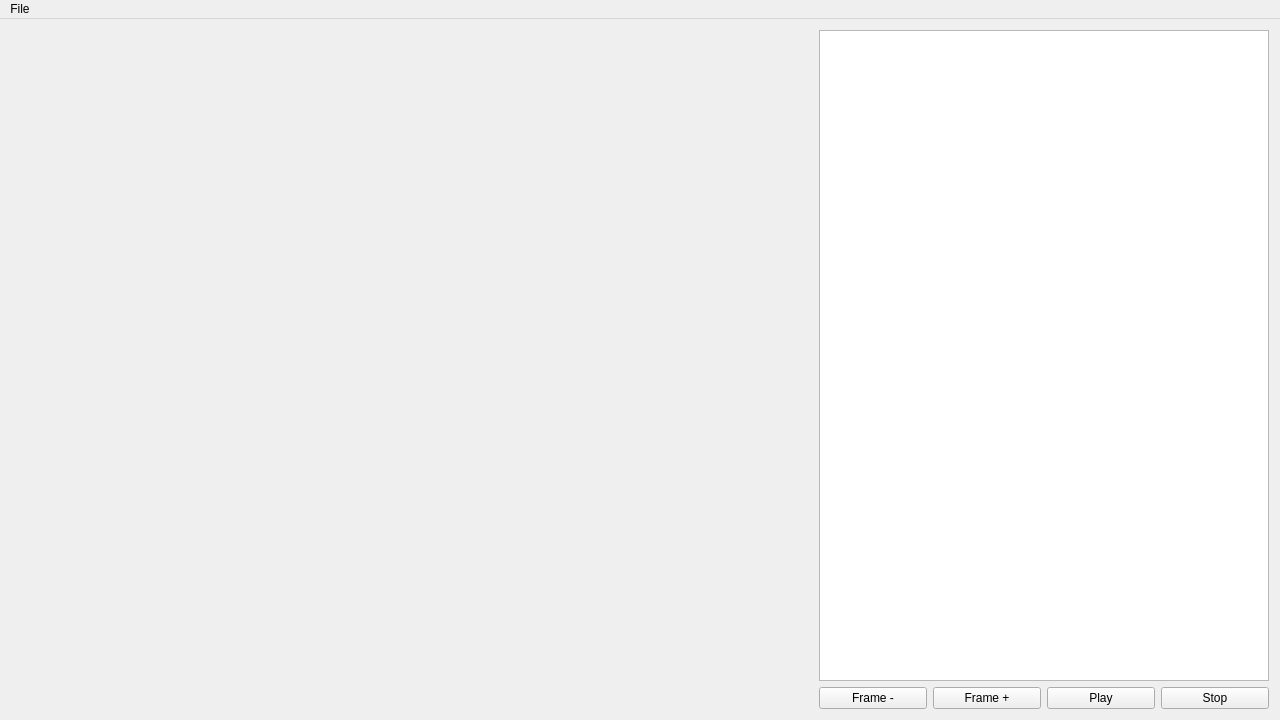
Before: the Qt Designer form animviewer/forms/mainwindow.ui in maisvendoo/QOSGViewer, drawn with Qt 5.
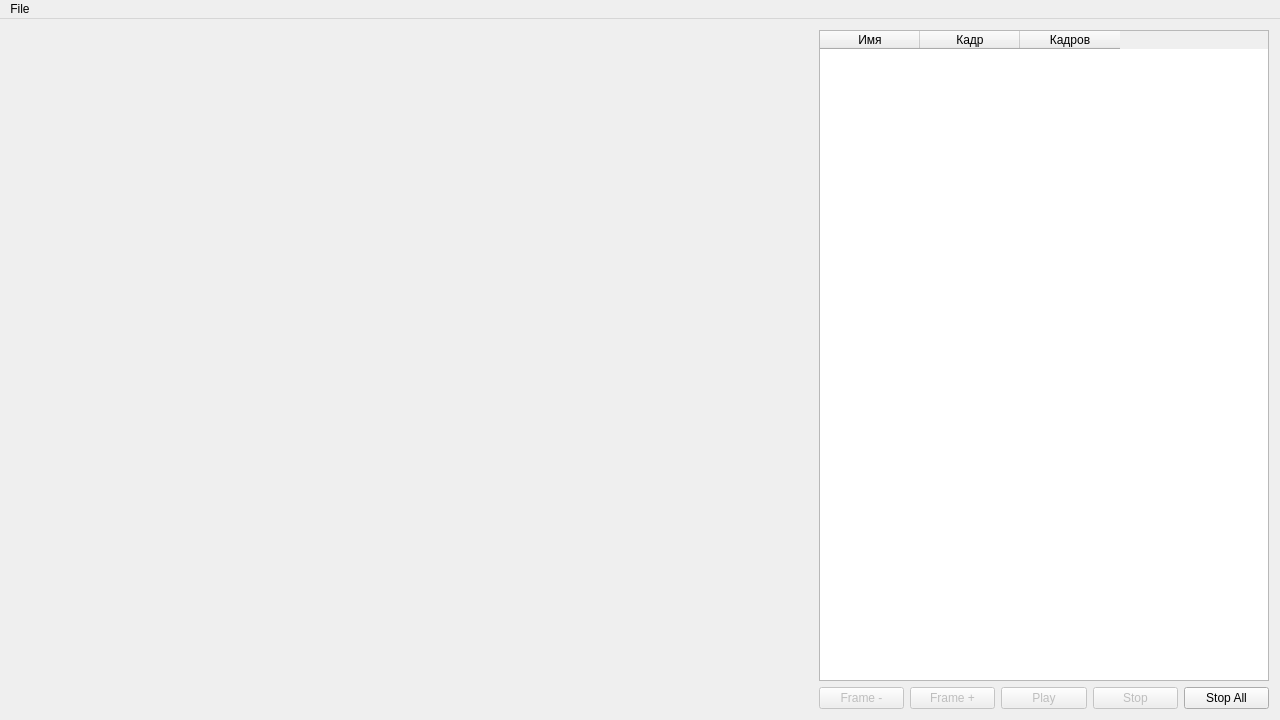
After: the same form once the commit is applied.

Patch:
```diff
--- a/animviewer/forms/mainwindow.ui
+++ b/animviewer/forms/mainwindow.ui
@@ -58,12 +58,30 @@
             <height>2000</height>
            </size>
           </property>
+          <column>
+           <property name="text">
+            <string>Имя</string>
+           </property>
+          </column>
+          <column>
+           <property name="text">
+            <string>Кадр</string>
+           </property>
+          </column>
+          <column>
+           <property name="text">
+            <string>Кадров</string>
+           </property>
+          </column>
          </widget>
         </item>
         <item>
          <layout class="QHBoxLayout" name="horizontalLayout">
           <item>
            <widget class="QPushButton" name="pbDecFrame">
+            <property name="enabled">
+             <bool>false</bool>
+            </property>
             <property name="text">
              <string>Frame -</string>
             </property>
@@ -71,6 +89,9 @@
           </item>
           <item>
            <widget class="QPushButton" name="pbIncFrame">
+            <property name="enabled">
+             <bool>false</bool>
+            </property>
             <property name="text">
              <string>Frame +</string>
             </property>
@@ -78,6 +99,9 @@
           </item>
           <item>
            <widget class="QPushButton" name="pbPlay">
+            <property name="enabled">
+             <bool>false</bool>
+            </property>
             <property name="text">
              <string>Play</string>
             </property>
@@ -85,11 +109,21 @@
           </item>
           <item>
            <widget class="QPushButton" name="pbStop">
+            <property name="enabled">
+             <bool>false</bool>
+            </property>
             <property name="text">
              <string>Stop</string>
             </property>
            </widget>
           </item>
+          <item>
+           <widget class="QPushButton" name="pbStopAll">
+            <property name="text">
+             <string>Stop All</string>
+            </property>
+           </widget>
+          </item>
          </layout>
         </item>
        </layout>
```
Left out of the diff: 2 changed lines with no effect on the pictures.
